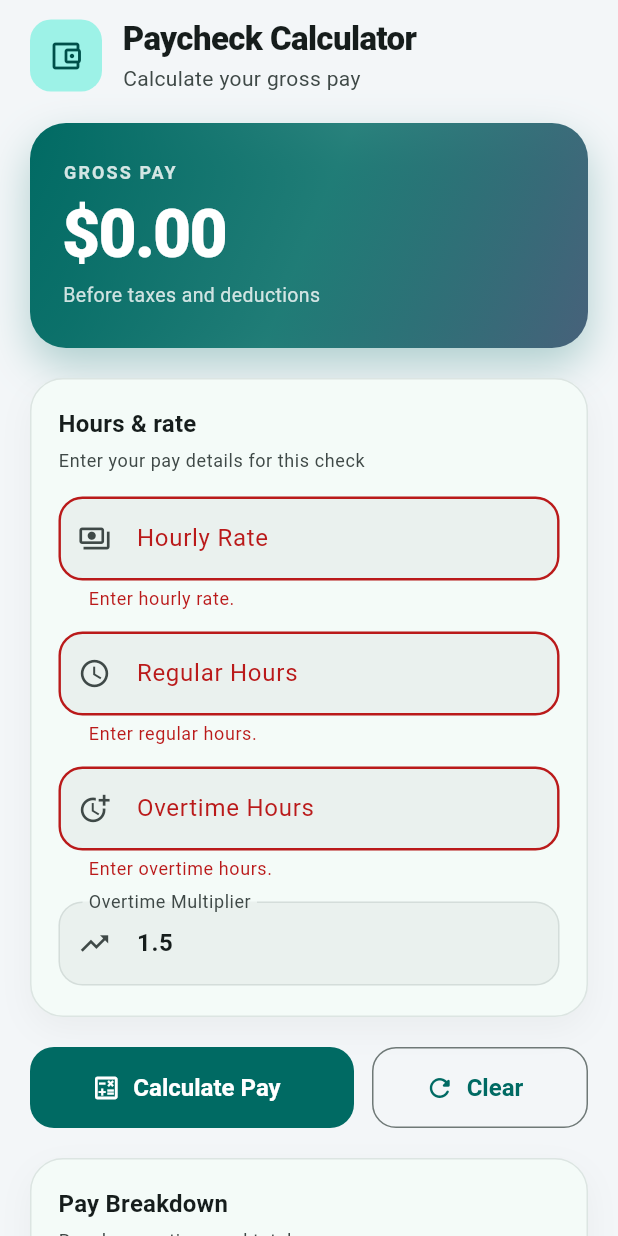
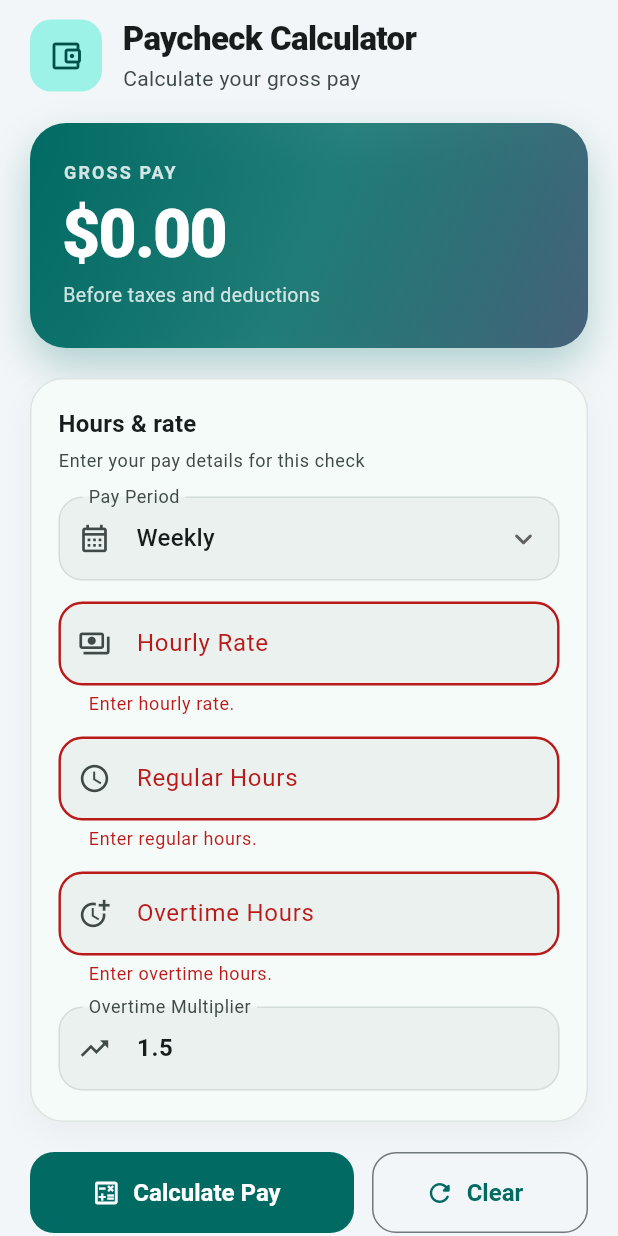
Before and after one commit to Snix-xinS/hassel-pay, a Flutter app: the screen it shows after launch, after a tap on "Calculate Pay", on a phone screen of 412 x 824 dp. Run offline on Flutter 3.47's test engine with Material 3 defaults, Android fonts, the phone set to English and light mode, and no system bars.

Commit message:
Add pay period selector

```diff
--- a/lib/main.dart
+++ b/lib/main.dart
@@ -52,6 +52,28 @@ class PaycheckCalculatorApp extends StatelessWidget {
   }
 }
 
+enum PayPeriod {
+  weekly,
+  biweekly,
+  semimonthly,
+  monthly,
+}
+
+extension PayPeriodLabel on PayPeriod {
+  String get label {
+    switch (this) {
+      case PayPeriod.weekly:
+        return 'Weekly';
+      case PayPeriod.biweekly:
+        return 'Biweekly';
+      case PayPeriod.semimonthly:
+        return 'Semimonthly';
+      case PayPeriod.monthly:
+        return 'Monthly';
+    }
+  }
+}
+
 class PaycheckCalculatorPage extends StatefulWidget {
   const PaycheckCalculatorPage({super.key});
 
@@ -72,6 +94,7 @@ class _PaycheckCalculatorPageState extends State<PaycheckCalculatorPage> {
   double grossPay = 0;
   double regularPay = 0;
   double overtimePay = 0;
+  PayPeriod selectedPayPeriod = PayPeriod.weekly;
 
   String? hourlyRateError;
   String? regularHoursError;
@@ -169,6 +192,7 @@ class _PaycheckCalculatorPageState extends State<PaycheckCalculatorPage> {
       grossPay = 0;
       regularPay = 0;
       overtimePay = 0;
+      selectedPayPeriod = PayPeriod.weekly;
       hourlyRateError = null;
       regularHoursError = null;
       overtimeHoursError = null;
@@ -225,6 +249,18 @@ class _PaycheckCalculatorPageState extends State<PaycheckCalculatorPage> {
                           subtitle: 'Enter your pay details for this check',
                           child: Column(
                             children: [
+                              _PayPeriodSelector(
+                                value: selectedPayPeriod,
+                                onChanged: (payPeriod) {
+                                  if (payPeriod == null) {
+                                    return;
+                                  }
+                                  setState(() {
+                                    selectedPayPeriod = payPeriod;
+                                  });
+                                },
+                              ),
+                              const SizedBox(height: 14),
                               _PayInputField(
                                 controller: hourlyRateController,
                                 label: 'Hourly Rate',
@@ -509,6 +545,63 @@ class _SectionCard extends StatelessWidget {
   }
 }
 
+class _PayPeriodSelector extends StatelessWidget {
+  const _PayPeriodSelector({
+    required this.value,
+    required this.onChanged,
+  });
+
+  final PayPeriod value;
+  final ValueChanged<PayPeriod?> onChanged;
+
+  @override
+  Widget build(BuildContext context) {
+    final colorScheme = Theme.of(context).colorScheme;
+
+    return DropdownButtonFormField<PayPeriod>(
+      key: ValueKey(value),
+      initialValue: value,
+      onChanged: onChanged,
+      icon: const Icon(Icons.keyboard_arrow_down_rounded),
+      decoration: InputDecoration(
+        labelText: 'Pay Period',
+        prefixIcon: const Icon(Icons.calendar_month_outlined, size: 22),
+        filled: true,
+        fillColor: colorScheme.surfaceContainerHighest.withValues(alpha: 0.45),
+        contentPadding: const EdgeInsets.symmetric(
+          horizontal: 16,
+          vertical: 16,
+        ),
+        border: OutlineInputBorder(
+          borderRadius: BorderRadius.circular(16),
+          borderSide: BorderSide.none,
+        ),
+        enabledBorder: OutlineInputBorder(
+          borderRadius: BorderRadius.circular(16),
+          borderSide: BorderSide(
+            color: colorScheme.outlineVariant.withValues(alpha: 0.5),
+          ),
+        ),
+        focusedBorder: OutlineInputBorder(
+          borderRadius: BorderRadius.circular(16),
+          borderSide: BorderSide(
+            color: colorScheme.primary,
+            width: 1.6,
+          ),
+        ),
+      ),
+      items: PayPeriod.values
+          .map(
+            (payPeriod) => DropdownMenuItem<PayPeriod>(
+              value: payPeriod,
+              child: Text(payPeriod.label),
+            ),
+          )
+          .toList(),
+    );
+  }
+}
+
 class _PayInputField extends StatelessWidget {
   const _PayInputField({
     required this.controller,
```
